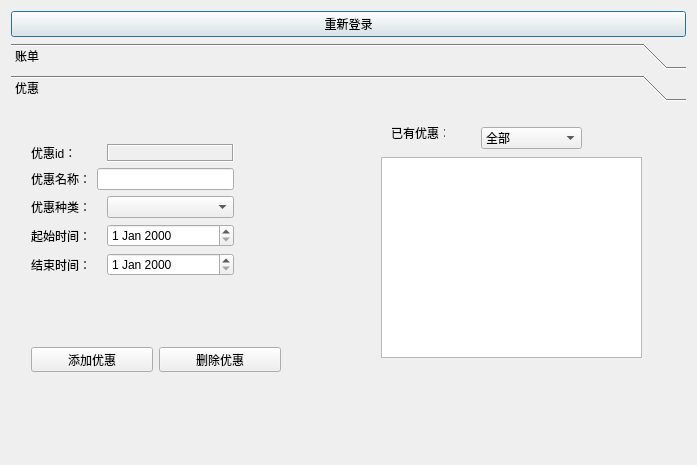
Above: myboss.ui from XMeleny/DB before the change. Below: the same form after it.
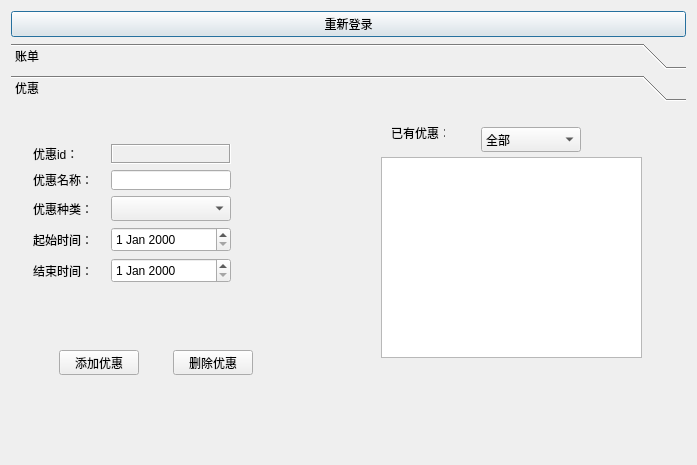
That is the form after the change. The open tabs and pages were chosen to show the change.

Diff of the .ui file:
```diff
--- a/myboss.ui
+++ b/myboss.ui
@@ -225,10 +225,22 @@
         <rect>
          <x>470</x>
          <y>20</y>
-         <width>101</width>
-         <height>22</height>
+         <width>100</width>
+         <height>25</height>
         </rect>
        </property>
+       <property name="minimumSize">
+        <size>
+         <width>100</width>
+         <height>25</height>
+        </size>
+       </property>
+       <property name="maximumSize">
+        <size>
+         <width>100</width>
+         <height>25</height>
+        </size>
+       </property>
        <item>
         <property name="text">
          <string>全部</string>
@@ -271,12 +283,24 @@
          <x>20</x>
          <y>240</y>
          <width>250</width>
-         <height>25</height>
+         <height>32</height>
         </rect>
        </property>
        <layout class="QHBoxLayout" name="horizontalLayout_6">
         <item>
          <widget class="QPushButton" name="addDiscount">
+          <property name="minimumSize">
+           <size>
+            <width>80</width>
+            <height>25</height>
+           </size>
+          </property>
+          <property name="maximumSize">
+           <size>
+            <width>80</width>
+            <height>25</height>
+           </size>
+          </property>
           <property name="text">
            <string>添加优惠</string>
           </property>
@@ -284,6 +308,18 @@
         </item>
         <item>
          <widget class="QPushButton" name="deleteDiscount">
+          <property name="minimumSize">
+           <size>
+            <width>80</width>
+            <height>25</height>
+           </size>
+          </property>
+          <property name="maximumSize">
+           <size>
+            <width>80</width>
+            <height>25</height>
+           </size>
+          </property>
           <property name="text">
            <string>删除优惠</string>
           </property>
@@ -297,7 +333,7 @@
          <x>20</x>
          <y>37</y>
          <width>203</width>
-         <height>132</height>
+         <height>143</height>
         </rect>
        </property>
        <layout class="QVBoxLayout" name="verticalLayout">
@@ -318,6 +354,18 @@
           </item>
           <item>
            <widget class="QLabel" name="id">
+            <property name="minimumSize">
+             <size>
+              <width>120</width>
+              <height>20</height>
+             </size>
+            </property>
+            <property name="maximumSize">
+             <size>
+              <width>120</width>
+              <height>20</height>
+             </size>
+            </property>
             <property name="frameShape">
              <enum>QFrame::Box</enum>
             </property>
@@ -347,7 +395,20 @@
            </widget>
           </item>
           <item>
-           <widget class="QLineEdit" name="name"/>
+           <widget class="QLineEdit" name="name">
+            <property name="minimumSize">
+             <size>
+              <width>120</width>
+              <height>20</height>
+             </size>
+            </property>
+            <property name="maximumSize">
+             <size>
+              <width>120</width>
+              <height>20</height>
+             </size>
+            </property>
+           </widget>
           </item>
          </layout>
         </item>
@@ -368,6 +429,18 @@
           </item>
           <item>
            <widget class="QComboBox" name="comboBox_4">
+            <property name="minimumSize">
+             <size>
+              <width>120</width>
+              <height>25</height>
+             </size>
+            </property>
+            <property name="maximumSize">
+             <size>
+              <width>120</width>
+              <height>25</height>
+             </size>
+            </property>
             <item>
              <property name="text">
               <string/>
@@ -423,7 +496,20 @@
            </widget>
           </item>
           <item>
-           <widget class="QDateEdit" name="start"/>
+           <widget class="QDateEdit" name="start">
+            <property name="minimumSize">
+             <size>
+              <width>120</width>
+              <height>25</height>
+             </size>
+            </property>
+            <property name="maximumSize">
+             <size>
+              <width>120</width>
+              <height>25</height>
+             </size>
+            </property>
+           </widget>
           </item>
          </layout>
         </item>
@@ -443,7 +529,20 @@
            </widget>
           </item>
           <item>
-           <widget class="QDateEdit" name="end"/>
+           <widget class="QDateEdit" name="end">
+            <property name="minimumSize">
+             <size>
+              <width>120</width>
+              <height>25</height>
+             </size>
+            </property>
+            <property name="maximumSize">
+             <size>
+              <width>120</width>
+              <height>25</height>
+             </size>
+            </property>
+           </widget>
           </item>
          </layout>
         </item>
```
Left out of the diff: 56 changed lines with no effect on the pictures.
